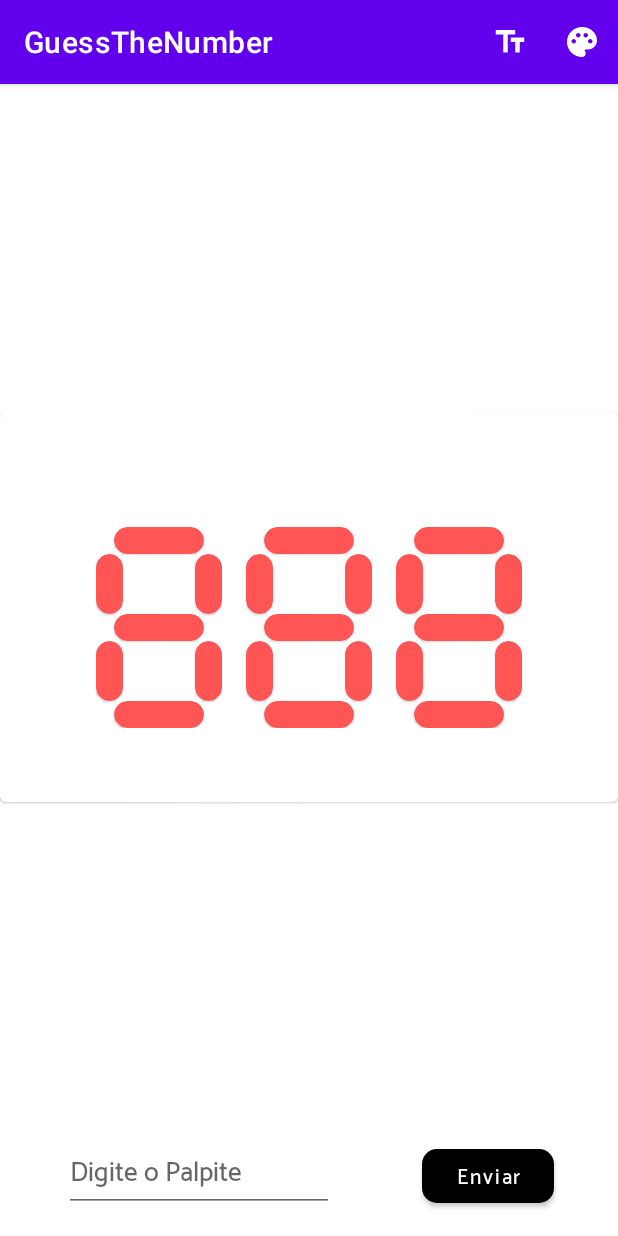
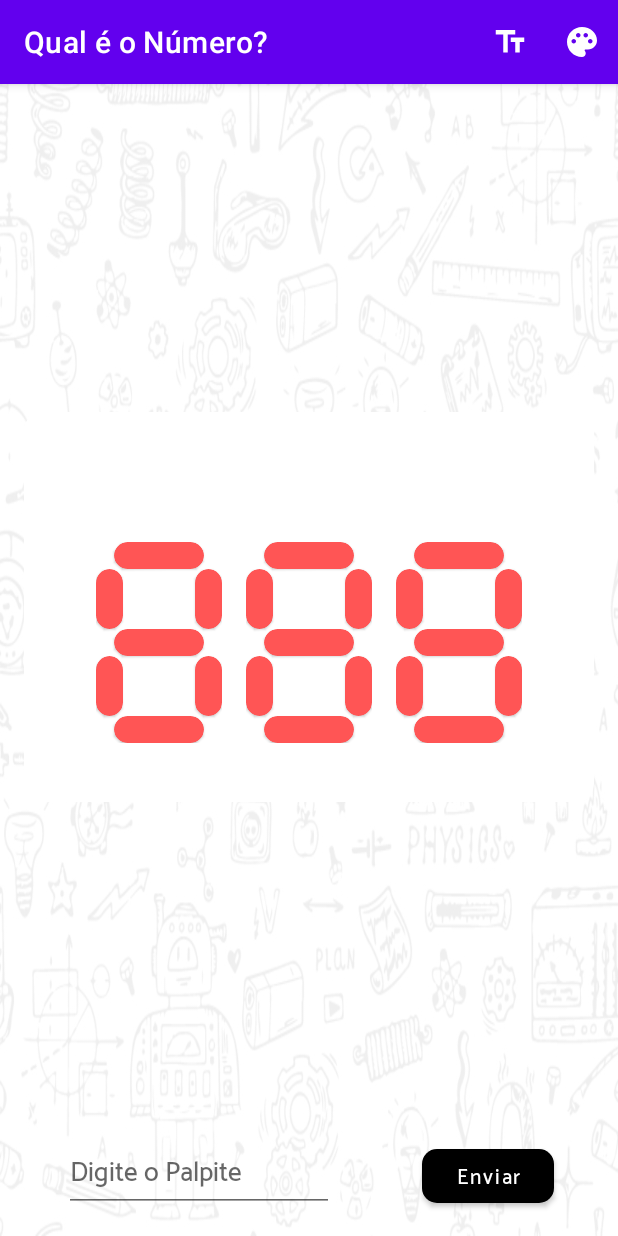
Before and after one commit to munizeraa/studiosol_guessthenumber, an Android app: the GuessingFragment screen opened through its navigation route, on a phone screen of 412 x 824 dp. Run offline under Robolectric (Android 15) with nearby library versions, the phone set to English and light mode, and no system bars; our stand-ins replace Dagger/Hilt's generated code; Roboto replaces fonts that are not available here.

Commit message:
Adjustments in Guessing Fragment

```diff
--- a/app/src/main/res/layout/fragment_guessing.xml
+++ b/app/src/main/res/layout/fragment_guessing.xml
@@ -4,6 +4,7 @@
     android:layout_width="match_parent"
     android:layout_height="match_parent"
     xmlns:app="http://schemas.android.com/apk/res-auto"
+    android:background="@drawable/tech_background"
     tools:context=".ui.fragments.GuessingFragment">
 
     <Toolbar
@@ -20,7 +21,10 @@
         android:id="@+id/display"
         android:layout_width="match_parent"
         android:layout_height="260dp"
+        android:layout_margin="16dp"
+        app:cardCornerRadius="12dp"
         app:layout_constraintTop_toTopOf="parent"
+        android:background="@android:color/transparent"
         app:layout_constraintBottom_toTopOf="@id/guess_input">
 
         <ProgressBar
@@ -42,6 +46,7 @@
                 android:id="@+id/display_guess_result"
                 android:layout_width="match_parent"
                 android:layout_height="wrap_content"
+                android:layout_marginBottom="20dp"
                 android:fontFamily="@font/catamaran_medium"
                 android:textSize="16sp"
                 android:gravity="center"/>
@@ -80,7 +85,9 @@
                 android:layout_width="wrap_content"
                 android:layout_height="wrap_content"
                 android:layout_marginTop="12dp"
-                android:text="Tentar Novamente"
+                android:fontFamily="@font/catamaran_medium"
+                android:text="@string/try_again"
+                android:textAllCaps="false"
                 android:gravity="end|center"/>
 
         </LinearLayout>
--- a/app/src/main/res/values/strings.xml
+++ b/app/src/main/res/values/strings.xml
@@ -1,5 +1,5 @@
 <resources>
-    <string name="app_name">GuessTheNumber</string>
+    <string name="app_name">Qual é o Número?</string>
     <string name="ok">Ok</string>
     <!-- TODO: Remove or change this placeholder text -->
     <string name="hello_blank_fragment">Hello blank fragment</string>
@@ -10,4 +10,5 @@
     <string name="guessing_input_hint">Digite o Palpite</string>
     <string name="menu_change_font_size">Alterar Tamanho da Fonte</string>
     <string name="menu_change_display_color">Alterar Cor de Exibição</string>
+    <string name="try_again">Nova Partida</string>
 </resources>
```
